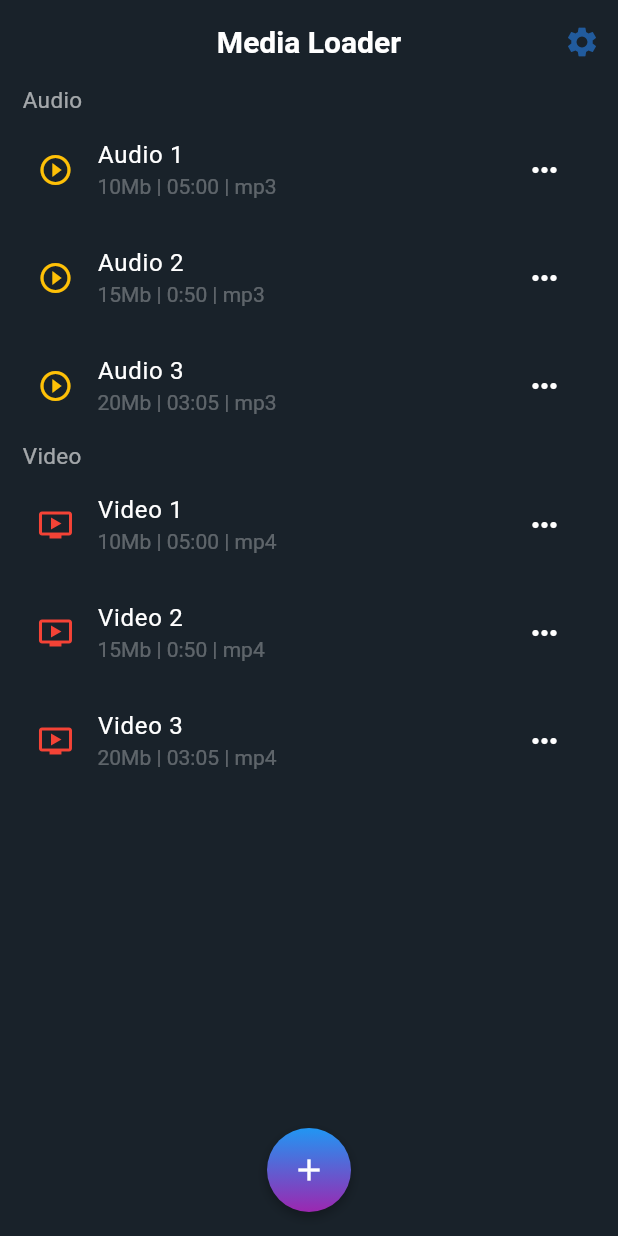
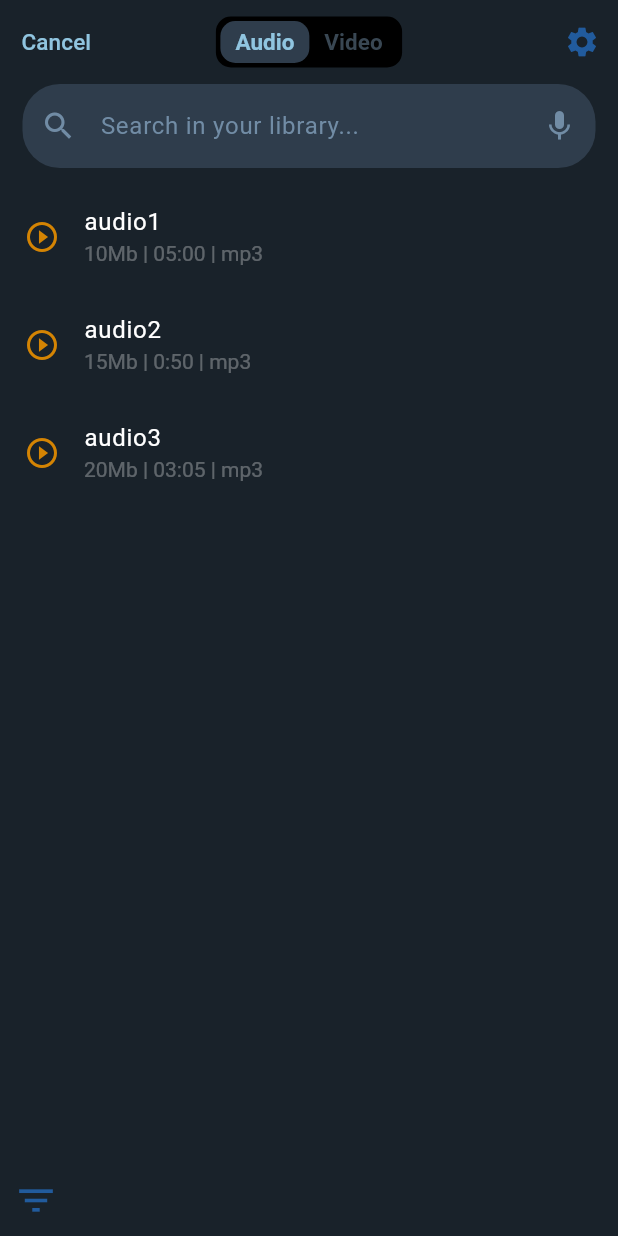
Before and after one commit to phuong2512/Media-Manager, a Flutter app: the screen it shows after launch, after a tap on the "add" icon, on a phone screen of 412 x 824 dp. Run offline on Flutter 3.47's test engine with Material 3 defaults, Android fonts, the phone set to English and light mode, and no system bars.

Commit message:
Add Load Media Screen with audio and video tabs

```diff
--- a/lib/views/home/home_list_tile.dart
+++ b/lib/views/home/home_list_tile.dart
@@ -30,7 +30,7 @@ class HomeListTile extends StatelessWidget {
                   ? Icon(Icons.play_circle_outline, color: Colors.amber)
                   : const Icon(Icons.ondemand_video, color: Colors.red),
               title: Text(
-                mediaList[index]['name'],
+                mediaList[index]['path'].split('/').last.split('.').first,
                 maxLines: 1,
                 overflow: TextOverflow.ellipsis,
                 style: const TextStyle(color: Colors.white),
--- a/lib/views/home/home_screen.dart
+++ b/lib/views/home/home_screen.dart
@@ -1,6 +1,7 @@
 import 'dart:io';
 import 'package:flutter/material.dart';
 import 'package:media_download_manager/views/home/home_list_tile.dart';
+import 'package:media_download_manager/views/load_media/load_media_screen.dart';
 
 class HomeScreen extends StatefulWidget {
   const HomeScreen({super.key});
@@ -12,19 +13,16 @@ class HomeScreen extends StatefulWidget {
 class _HomeScreenState extends State<HomeScreen> {
   List demoAudioList = [
     {
-      "name": "Audio 1",
       "path": "audio/audio1.mp3",
       "duraion": "05:00",
       "size": 10,
     },
     {
-      "name": "Audio 2",
       "path": "audio/audio2.mp3",
       "duraion": "0:50",
       "size": 15,
     },
     {
-      "name": "Audio 3",
       "path": "audio/audio3.mp3",
       "duraion": "03:05",
       "size": 20,
@@ -32,19 +30,16 @@ class _HomeScreenState extends State<HomeScreen> {
   ];
   List demoVideoList = [
     {
-      "name": "Video 1",
       "path": "video/video1.mp4",
       "duraion": "05:00",
       "size": 10,
     },
     {
-      "name": "Video 2",
       "path": "video/video2.mp4",
       "duraion": "0:50",
       "size": 15,
     },
     {
-      "name": "Video 3",
       "path": "video/video3.mp4",
       "duraion": "03:05",
       "size": 20,
@@ -104,6 +99,8 @@ class _HomeScreenState extends State<HomeScreen> {
     );
   }
 
-  void _addMediaToHome() async {}
+  void _addMediaToHome() async {
+    Navigator.push(context, MaterialPageRoute(builder: (context) => const LoadMediaScreen()));
+  }
 
 }
--- /dev/null
+++ b/lib/views/load_media/audio_tab.dart
@@ -0,0 +1,40 @@
+import 'package:flutter/material.dart';
+
+class AudioTab extends StatelessWidget {
+  final List audioList;
+
+  const AudioTab({super.key, required this.audioList});
+
+  @override
+  Widget build(BuildContext context) {
+    return SafeArea(
+      child: Column(
+        children: [
+          Expanded(
+            child: ListView.builder(
+              itemCount: audioList.length,
+              itemBuilder: (context, index) {
+                final audio = audioList[index];
+                return ListTile(
+                  leading: Icon(
+                    Icons.play_circle_outline,
+                    color: Color(0xFFD48403),
+                  ),
+                  title: Text(
+                    audio['path'].split('/').last.split('.').first,
+                    style: TextStyle(color: Colors.white),
+                  ),
+                  subtitle: Text(
+                    "${audio['size']}Mb | ${audio['duration']} | ${audio['path'].split('.').last} ",
+                  ),
+                  onTap: () {},
+                  onLongPress: () {},
+                );
+              },
+            ),
+          ),
+        ],
+      ),
+    );
+  }
+}
--- a/lib/views/load_media/load_media_screen.dart
+++ b/lib/views/load_media/load_media_screen.dart
@@ -0,0 +1,217 @@
+import 'package:flutter/material.dart';
+import 'package:media_download_manager/views/load_media/audio_tab.dart';
+import 'package:media_download_manager/views/load_media/video_tab.dart';
+
+class LoadMediaScreen extends StatefulWidget {
+  const LoadMediaScreen({super.key});
+
+  @override
+  State<LoadMediaScreen> createState() => _LoadMediaScreenState();
+}
+
+class _LoadMediaScreenState extends State<LoadMediaScreen> {
+  int selectedTabIndex = 0;
+  String searchMedia = '';
+  bool isSortNewestFirst = true;
+  final TextEditingController _searchController = TextEditingController();
+
+  List demoAudioList = [
+    {
+      "name": "Audio 1",
+      "path": "audio/audio1.mp3",
+      "duration": "05:00",
+      "size": 10,
+    },
+    {
+      "name": "Audio 2",
+      "path": "audio/audio2.mp3",
+      "duration": "0:50",
+      "size": 15,
+    },
+    {
+      "name": "Audio 3",
+      "path": "audio/audio3.mp3",
+      "duration": "03:05",
+      "size": 20,
+    },
+  ];
+  List demoVideoList = [
+    {
+      "path": "video/video1.mp4",
+      "duration": "05:00",
+      "size": 10,
+    },
+    {
+      "path": "video/video2.mp4",
+      "duration": "0:50",
+      "size": 15,
+    },
+    {
+      "path": "video/video3.mp4",
+      "duration": "03:05",
+      "size": 20,
+    },
+  ];
+
+
+  @override
+  void initState() {
+    super.initState();
+  }
+
+  @override
+  void dispose() {
+    _searchController.dispose();
+    super.dispose();
+  }
+
+  @override
+  Widget build(BuildContext context) {
+    return Scaffold(
+      appBar: AppBar(
+        actions: [
+          IconButton(
+            onPressed: () {},
+            icon: const Icon(Icons.settings, color: Color(0xFF215B9D)),
+          ),
+        ],
+        leading: TextButton(
+          onPressed: () => Navigator.pop(context),
+          child: const Text(
+            "Cancel",
+            style: TextStyle(color: Color(0XFF90C5E0), fontSize: 15),
+          ),
+        ),
+        leadingWidth: 75,
+        title: Container(
+          decoration: BoxDecoration(
+            color: Colors.black,
+            borderRadius: BorderRadius.circular(10),
+          ),
+          padding: const EdgeInsets.all(3),
+          child: Row(
+            mainAxisSize: MainAxisSize.min,
+            children: [
+              _buildTabSwitch("Audio", 0),
+              _buildTabSwitch("Video", 1),
+            ],
+          ),
+        ),
+      ),
+      body: SafeArea(
+        child: Column(
+          crossAxisAlignment: CrossAxisAlignment.start,
+          children: [
+            Padding(
+              padding: const EdgeInsets.symmetric(horizontal: 15),
+              child: TextField(
+                style: const TextStyle(color: Color(0xFF718CA5)),
+                cursorColor: const Color(0xFF718CA5),
+                controller: _searchController,
+                onChanged: (value) {
+                  setState(() {
+                    searchMedia = value;
+                  });
+                },
+                decoration: InputDecoration(
+                  hintText: 'Search in your library...',
+                  hintStyle: const TextStyle(color: Color(0xFF718CA5)),
+                  prefixIcon: const Icon(
+                    Icons.search,
+                    color: Color(0xFF718CA5),
+                  ),
+                  suffixIcon: IconButton(
+                    onPressed: () {},
+                    icon: const Icon(Icons.mic, color: Color(0xFF718CA5)),
+                  ),
+                  filled: true,
+                  fillColor: const Color(0xFF2F3D4C),
+                  border: OutlineInputBorder(
+                    borderRadius: BorderRadius.circular(25),
+                    borderSide: BorderSide.none,
+                  ),
+                ),
+              ),
+            ),
+            const SizedBox(height: 10),
+            Expanded(child: selectedTabIndex == 0 ? AudioTab(audioList: demoAudioList,) : VideoTab(videoList: demoVideoList,)),
+            const SizedBox(height: 10),
+            IconButton(
+              onPressed: () => _showSortOptionsDialog(context),
+              icon: const Icon(
+                Icons.filter_list,
+                color: Color(0xFF215B9D),
+                size: 30,
+              ),
+            ),
+          ],
+        ),
+      ),
+    );
+  }
+
+  Widget _buildTabSwitch(String label, int index) {
+    final bool isSelected = selectedTabIndex == index;
+    return GestureDetector(
+      onTap: () => setState(() => selectedTabIndex = index),
+      child: Container(
+        padding: const EdgeInsets.symmetric(horizontal: 10, vertical: 5),
+        decoration: BoxDecoration(
+          color: isSelected ? const Color(0xFF2F3D4C) : Colors.transparent,
+          borderRadius: BorderRadius.circular(10),
+        ),
+        child: Text(
+          label,
+          style: TextStyle(
+            fontSize: 15,
+            color: isSelected
+                ? const Color(0XFF90C5E0)
+                : const Color(0xFF394753),
+            fontWeight: FontWeight.bold,
+          ),
+        ),
+      ),
+    );
+  }
+
+  void _showSortOptionsDialog(BuildContext context) {
+    showDialog(
+      context: context,
+      builder: (context) {
+        return AlertDialog(
+          shape: RoundedRectangleBorder(
+            borderRadius: BorderRadius.circular(20),
+          ),
+          content: Column(
+            mainAxisSize: MainAxisSize.min,
+            children: [
+              const Text(
+                'Sort by time',
+                style: TextStyle(fontSize: 18, fontWeight: FontWeight.bold),
+              ),
+              const SizedBox(height: 10),
+              ListTile(
+                title: const Text('Newest to Oldest'),
+                trailing: isSortNewestFirst
+                    ? const Icon(Icons.check, color: Colors.cyan, size: 45)
+                    : null,
+                onTap: () {
+                  Navigator.pop(context);
+                },
+              ),
+              ListTile(
+                title: const Text('Oldest to Newest'),
+                trailing: !isSortNewestFirst
+                    ? const Icon(Icons.check, color: Colors.cyan, size: 45)
+                    : null,
+                onTap: () {
+                  Navigator.pop(context);
+                },
+              ),
+            ],
+          ),
+        );
+      },
+    );
+  }
+}
```
Also changed, not shown: lib/main.dart (+1 -49 lines), lib/views/load_media/video_tab.dart (added, +45 -0 lines).
